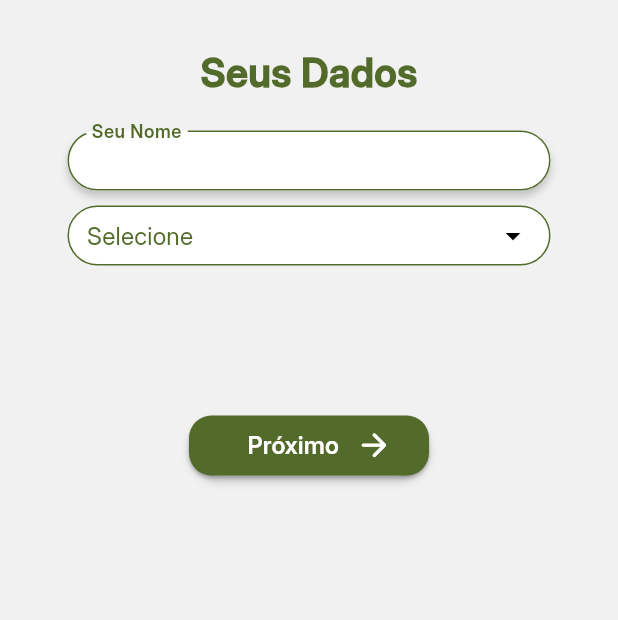
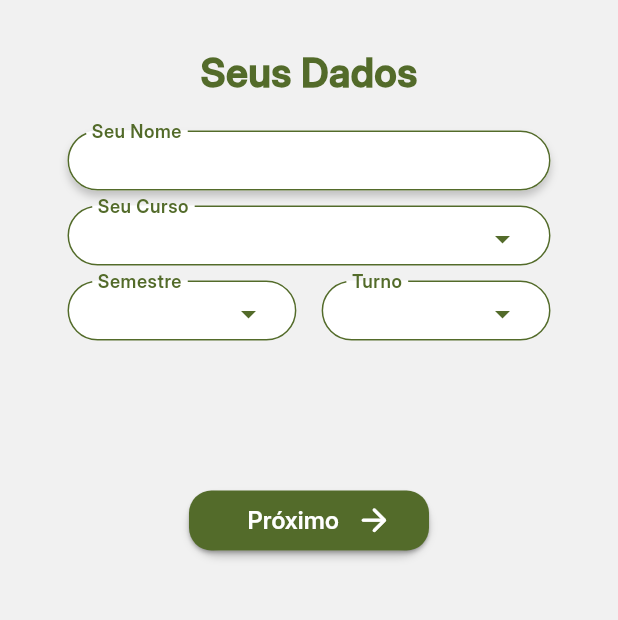
Before and after one commit to pdromarks/EmSalaMais, a Flutter app: the screen it shows after launch, on a phone screen of 412 x 824 dp, the part 300-920 px from its top. Run offline on Flutter 3.47's test engine with Material 3 defaults, Android fonts, the phone set to English and light mode, and no system bars.

Commit message:
Finalização tela Academic Data

```diff
--- a/lib/screens/academic_data_screen.dart
+++ b/lib/screens/academic_data_screen.dart
@@ -40,12 +40,27 @@ class AcademicDataScreen extends StatelessWidget {
               ),
               const SizedBox(height: 10),
               CustomDropdown(
-                items: [
-                  'Engenharia de Software',
-                  'Direito',
-                  'Análise e Desenvolvimento de Sistemas',
+                label: 'Seu Curso',
+                items: ['Teste'],
+                onChanged: (value) => print('$value'),
+              ),
+              const SizedBox(height: 10),
+              Row(
+                mainAxisAlignment: MainAxisAlignment.spaceBetween,
+                children: [
+                  CustomDropdown(
+                    width: MediaQuery.of(context).size.width / 2.7 ,
+                    label: 'Semestre',
+                    items: ['Teste'],
+                    onChanged: (value) => print('$value'),
+                  ),
+                  CustomDropdown(
+                    width: MediaQuery.of(context).size.width / 2.7 ,
+                    label: 'Turno',
+                    items: ['Teste'],
+                    onChanged: (value) => print('$value'),
+                  ),
                 ],
-                onChanged: (value) => print('Selecionado: $value'),
               ),
               const SizedBox(height: 100),
               CustomButton(
--- a/lib/widgets/custom_dropdown.dart
+++ b/lib/widgets/custom_dropdown.dart
@@ -5,45 +5,66 @@ class CustomDropdown extends StatelessWidget {
   final List<String> items;
   final String? selectedValue;
   final ValueChanged<String?> onChanged;
+  final String label;
+  final double? width;
 
   const CustomDropdown({
     super.key,
     required this.items,
     required this.onChanged,
     this.selectedValue,
+    required this.label,
+    this.width,
   });
 
   @override
   Widget build(BuildContext context) {
     return Container(
       height: 40,
-      padding: const EdgeInsets.symmetric(horizontal: 12),
+      width: width,
       decoration: BoxDecoration(
+        color: Colors.white,
         borderRadius: BorderRadius.circular(20),
-        border: Border.all(color: AppColors.verdeUNICV, width: 1),
-        color: Colors.white,
+      ),
+      child: InputDecorator(
+        decoration: InputDecoration(
+          labelText: label,
+          labelStyle: TextStyle(
+            color: AppColors.verdeUNICV,
+            fontSize: 16,
+            fontWeight: FontWeight.w700,
+          ),
+          floatingLabelBehavior:
+              FloatingLabelBehavior.always, // Mantém o label no topo
+          contentPadding: const EdgeInsets.symmetric(
+            horizontal: 16,
+            vertical: 12,
+          ),
+          border: OutlineInputBorder(
+            borderRadius: BorderRadius.circular(20),
+            borderSide: BorderSide(color: AppColors.verdeUNICV, width: 1),
+          ),
+          enabledBorder: OutlineInputBorder(
+            borderRadius: BorderRadius.circular(20),
+            borderSide: BorderSide(color: AppColors.verdeUNICV, width: 1),
+          ),
         ),
         child: DropdownButtonHideUnderline(
           child: DropdownButton<String>(
             value: selectedValue,
-          hint: Text(
-            'Selecione',
-            style: TextStyle(color: AppColors.verdeUNICV, fontSize: 16),
-          ),
             isExpanded: true,
-          icon: const Icon(Icons.arrow_drop_down, color: Colors.black),
-          items: items.map((String item) {
+            icon: const Icon(Icons.arrow_drop_down, color: AppColors.verdeUNICV),
+            items:
+                items.map((String item) {
                   return DropdownMenuItem<String>(
                     value: item,
-              child: Text(
-                item,
-                style: const TextStyle(fontSize: 16),
-              ),
+                    child: Text(item, style: const TextStyle(fontSize: 16)),
                   );
                 }).toList(),
             onChanged: onChanged,
           ),
         ),
+      ),
     );
   }
 }
```
Lines whose indentation alone changed are shown as unchanged.
